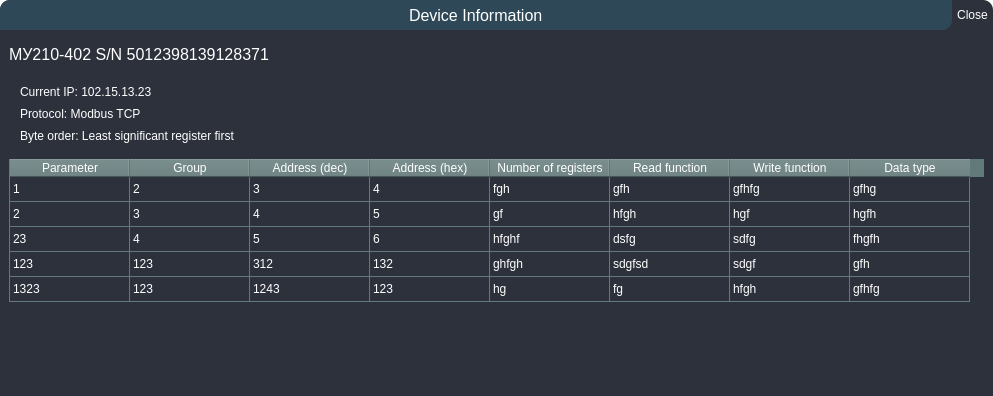
First picture: the form in UI/forms/DeviceParamListWindow.ui, repository romangolovkou/AQteck_toolMAX, before the edit.
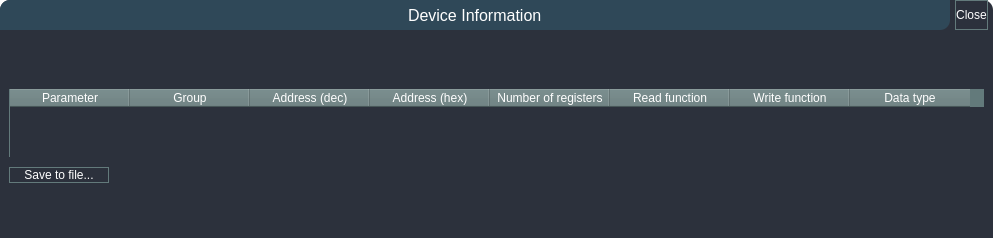
Second picture: the form after the edit. Custom widgets are drawn as their Qt base class.

Patch:
```diff
--- a/UI/forms/DeviceParamListWindow.ui
+++ b/UI/forms/DeviceParamListWindow.ui
@@ -7,7 +7,7 @@
     <x>0</x>
     <y>0</y>
     <width>979</width>
-    <height>396</height>
+    <height>238</height>
    </rect>
   </property>
   <property name="windowTitle">
@@ -67,7 +67,10 @@
 
 QHeaderView::section {
 	background-color: #637A7B;
+}
 
+QPushButton {
+	border: 1px solid #637A7B;
 }
 </string>
   </property>
@@ -227,10 +230,13 @@
       <enum>QFrame::Raised</enum>
      </property>
      <layout class="QVBoxLayout" name="verticalLayout_4">
+      <property name="spacing">
+       <number>10</number>
+      </property>
       <item>
        <widget class="QLabel" name="deviceInfoLabel">
         <property name="text">
-         <string>МУ210-402 S/N 5012398139128371</string>
+         <string/>
         </property>
        </widget>
       </item>
@@ -243,27 +249,21 @@
          <enum>QFrame::Raised</enum>
         </property>
         <layout class="QVBoxLayout" name="verticalLayout_2">
-         <item>
-          <widget class="QLineEdit" name="lineEdit_6">
-           <property name="text">
-            <string>Current IP: 102.15.13.23</string>
-           </property>
-          </widget>
-         </item>
-         <item>
-          <widget class="QLineEdit" name="lineEdit_4">
-           <property name="text">
-            <string>Protocol: Modbus TCP</string>
-           </property>
-          </widget>
-         </item>
-         <item>
-          <widget class="QLineEdit" name="lineEdit">
-           <property name="text">
-            <string>Byte order: Least significant register first</string>
-           </property>
-          </widget>
-         </item>
+         <property name="spacing">
+          <number>4</number>
+         </property>
+         <property name="leftMargin">
+          <number>10</number>
+         </property>
+         <property name="topMargin">
+          <number>0</number>
+         </property>
+         <property name="rightMargin">
+          <number>0</number>
+         </property>
+         <property name="bottomMargin">
+          <number>0</number>
+         </property>
         </layout>
        </widget>
       </item>
@@ -356,31 +356,6 @@
            <attribute name="verticalHeaderHighlightSections">
             <bool>false</bool>
            </attribute>
-           <row>
-            <property name="text">
-             <string/>
-            </property>
-           </row>
-           <row>
-            <property name="text">
-             <string>Новая строка</string>
-            </property>
-           </row>
-           <row>
-            <property name="text">
-             <string>Новая строка</string>
-            </property>
-           </row>
-           <row>
-            <property name="text">
-             <string>Новая строка</string>
-            </property>
-           </row>
-           <row>
-            <property name="text">
-             <string>Новая строка</string>
-            </property>
-           </row>
            <column>
             <property name="text">
              <string>Parameter</string>
@@ -421,211 +396,30 @@
              <string>Data type</string>
             </property>
            </column>
-           <item row="0" column="0">
-            <property name="text">
-             <string>1</string>
-            </property>
-           </item>
-           <item row="0" column="1">
-            <property name="text">
-             <string>2</string>
-            </property>
-           </item>
-           <item row="0" column="2">
-            <property name="text">
-             <string>3</string>
-            </property>
-           </item>
-           <item row="0" column="3">
-            <property name="text">
-             <string>4</string>
-            </property>
-           </item>
-           <item row="0" column="4">
-            <property name="text">
-             <string>fgh</string>
-            </property>
-           </item>
-           <item row="0" column="5">
-            <property name="text">
-             <string>gfh</string>
-            </property>
-           </item>
-           <item row="0" column="6">
-            <property name="text">
-             <string>gfhfg</string>
-            </property>
-           </item>
-           <item row="0" column="7">
-            <property name="text">
-             <string>gfhg</string>
-            </property>
-           </item>
-           <item row="1" column="0">
-            <property name="text">
-             <string>2</string>
-            </property>
-           </item>
-           <item row="1" column="1">
-            <property name="text">
-             <string>3</string>
-            </property>
-           </item>
-           <item row="1" column="2">
-            <property name="text">
-             <string>4</string>
-            </property>
-           </item>
-           <item row="1" column="3">
-            <property name="text">
-             <string>5</string>
-            </property>
-           </item>
-           <item row="1" column="4">
-            <property name="text">
-             <string>gf</string>
-            </property>
-           </item>
-           <item row="1" column="5">
-            <property name="text">
-             <string>hfgh</string>
-            </property>
-           </item>
-           <item row="1" column="6">
-            <property name="text">
-             <string>hgf</string>
-            </property>
-           </item>
-           <item row="1" column="7">
-            <property name="text">
-             <string>hgfh</string>
-            </property>
-           </item>
-           <item row="2" column="0">
-            <property name="text">
-             <string>23</string>
-            </property>
-           </item>
-           <item row="2" column="1">
-            <property name="text">
-             <string>4</string>
-            </property>
-           </item>
-           <item row="2" column="2">
-            <property name="text">
-             <string>5</string>
-            </property>
-           </item>
-           <item row="2" column="3">
-            <property name="text">
-             <string>6</string>
-            </property>
-           </item>
-           <item row="2" column="4">
-            <property name="text">
-             <string>hfghf</string>
-            </property>
-           </item>
-           <item row="2" column="5">
-            <property name="text">
-             <string>dsfg</string>
-            </property>
-           </item>
-           <item row="2" column="6">
-            <property name="text">
-             <string>sdfg</string>
-            </property>
-           </item>
-           <item row="2" column="7">
-            <property name="text">
-             <string>fhgfh</string>
-            </property>
-           </item>
-           <item row="3" column="0">
-            <property name="text">
-             <string>123</string>
-            </property>
-           </item>
-           <item row="3" column="1">
-            <property name="text">
-             <string>123</string>
-            </property>
-           </item>
-           <item row="3" column="2">
-            <property name="text">
-             <string>312</string>
-            </property>
-           </item>
-           <item row="3" column="3">
-            <property name="text">
-             <string>132</string>
-            </property>
-           </item>
-           <item row="3" column="4">
-            <property name="text">
-             <string>ghfgh</string>
-            </property>
-           </item>
-           <item row="3" column="5">
-            <property name="text">
-             <string>sdgfsd</string>
-            </property>
-           </item>
-           <item row="3" column="6">
-            <property name="text">
-             <string>sdgf</string>
-            </property>
-           </item>
-           <item row="3" column="7">
-            <property name="text">
-             <string>gfh</string>
-            </property>
-           </item>
-           <item row="4" column="0">
-            <property name="text">
-             <string>1323</string>
-            </property>
-           </item>
-           <item row="4" column="1">
-            <property name="text">
-             <string>123</string>
-            </property>
-           </item>
-           <item row="4" column="2">
-            <property name="text">
-             <string>1243</string>
-            </property>
-           </item>
-           <item row="4" column="3">
-            <property name="text">
-             <string>123</string>
-            </property>
-           </item>
-           <item row="4" column="4">
-            <property name="text">
-             <string>hg</string>
-            </property>
-           </item>
-           <item row="4" column="5">
-            <property name="text">
-             <string>fg</string>
-            </property>
-           </item>
-           <item row="4" column="6">
-            <property name="text">
-             <string>hfgh</string>
-            </property>
-           </item>
-           <item row="4" column="7">
-            <property name="text">
-             <string>gfhfg</string>
-            </property>
-           </item>
           </widget>
          </item>
         </layout>
        </widget>
       </item>
+      <item alignment="Qt::AlignLeft">
+       <widget class="QPushButton" name="saveBtn">
+        <property name="minimumSize">
+         <size>
+          <width>100</width>
+          <height>0</height>
+         </size>
+        </property>
+        <property name="maximumSize">
+         <size>
+          <width>200</width>
+          <height>16777215</height>
+         </size>
+        </property>
+        <property name="text">
+         <string>Save to file...</string>
+        </property>
+       </widget>
+      </item>
       <item>
        <spacer name="verticalSpacer">
         <property name="orientation">
```
